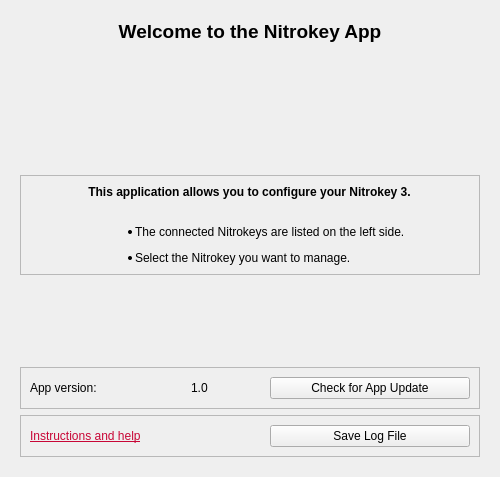
This is nitrokeyapp/ui/welcome_tab.ui in Nitrokey/nitrokey-app2 as Qt 5 draws it before an edit. The edited form follows.
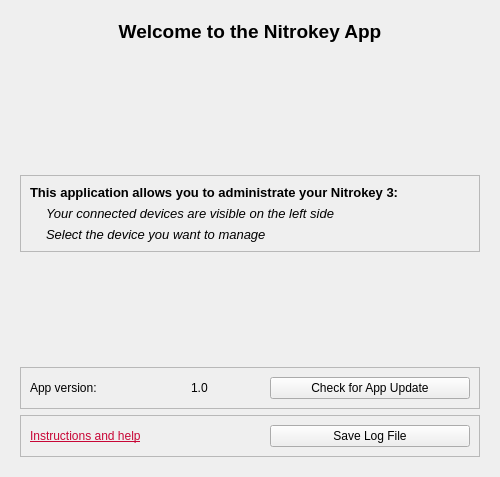
This is the edited form. Icons and pictures are not drawn.

Commit message: welcome: redesign for consistent look&feel

```diff
--- a/nitrokeyapp/ui/welcome_tab.ui
+++ b/nitrokeyapp/ui/welcome_tab.ui
@@ -45,8 +45,8 @@
        <rect>
         <x>0</x>
         <y>0</y>
-        <width>482</width>
-        <height>459</height>
+        <width>492</width>
+        <height>469</height>
        </rect>
       </property>
       <property name="styleSheet">
@@ -211,59 +211,49 @@
            <number>9</number>
           </property>
           <item>
-           <layout class="QHBoxLayout" name="horizontalLayout_3">
+           <layout class="QVBoxLayout" name="verticalLayout_5">
             <item>
-             <widget class="QLabel" name="general">
-              <property name="sizePolicy">
-               <sizepolicy hsizetype="Maximum" vsizetype="Maximum">
-                <horstretch>0</horstretch>
-                <verstretch>0</verstretch>
-               </sizepolicy>
+             <widget class="QLabel" name="info_1">
+              <property name="font">
+               <font>
+                <pointsize>10</pointsize>
+                <bold>true</bold>
+               </font>
               </property>
               <property name="text">
-               <string>&lt;html&gt;&lt;head/&gt;&lt;body&gt;&lt;p&gt;&lt;span style=&quot; font-weight:600;&quot;&gt;This application allows you to configure your Nitrokey 3.&lt;/span&gt;&lt;/p&gt;&lt;/body&gt;&lt;/html&gt;</string>
+               <string>This application allows you to administrate your Nitrokey 3:</string>
               </property>
-              <property name="alignment">
-               <set>Qt::AlignCenter</set>
+             </widget>
+            </item>
+            <item>
+             <widget class="QLabel" name="info_2">
+              <property name="font">
+               <font>
+                <pointsize>10</pointsize>
+                <italic>true</italic>
+               </font>
               </property>
+              <property name="text">
+               <string>Your connected devices are visible on the left side</string>
+              </property>
+              <property name="indent">
+               <number>16</number>
+              </property>
              </widget>
             </item>
-           </layout>
-          </item>
-          <item>
-           <spacer name="verticalSpacer_3">
-            <property name="orientation">
-             <enum>Qt::Vertical</enum>
-            </property>
-            <property name="sizeType">
-             <enum>QSizePolicy::Fixed</enum>
-            </property>
-            <property name="sizeHint" stdset="0">
-             <size>
-              <width>20</width>
-              <height>20</height>
-             </size>
-            </property>
-           </spacer>
-          </item>
-          <item>
-           <layout class="QHBoxLayout" name="horizontalLayout_4">
-            <property name="spacing">
-             <number>6</number>
-            </property>
             <item>
-             <widget class="QLabel" name="deteil">
-              <property name="sizePolicy">
-               <sizepolicy hsizetype="Maximum" vsizetype="Maximum">
-                <horstretch>0</horstretch>
-                <verstretch>0</verstretch>
-               </sizepolicy>
+             <widget class="QLabel" name="info_3">
+              <property name="font">
+               <font>
+                <pointsize>10</pointsize>
+                <italic>true</italic>
+               </font>
               </property>
               <property name="text">
-               <string>&lt;html&gt;&lt;head/&gt;&lt;body&gt;&lt;ul style=&quot;margin-top: 0px; margin-bottom: 0px; margin-left: 0px; margin-right: 0px; -qt-list-indent: 1;&quot;&gt;&lt;li style=&quot; margin-top:12px; margin-bottom:0px; margin-left:0px; margin-right:0px; -qt-block-indent:0; text-indent:0px;&quot;&gt;The connected Nitrokeys are listed on the left side.&lt;/li&gt;&lt;li style=&quot; margin-top:12px; margin-bottom:0px; margin-left:0px; margin-right:0px; -qt-block-indent:0; text-indent:0px;&quot;&gt;Select the Nitrokey you want to manage.&lt;/li&gt;&lt;/ul&gt;&lt;/body&gt;&lt;/html&gt;</string>
+               <string>Select the device you want to manage</string>
               </property>
-              <property name="alignment">
-               <set>Qt::AlignLeading|Qt::AlignLeft|Qt::AlignVCenter</set>
+              <property name="indent">
+               <number>16</number>
               </property>
              </widget>
             </item>
```
Left out of the diff: 50 changed lines with no effect on the pictures.
